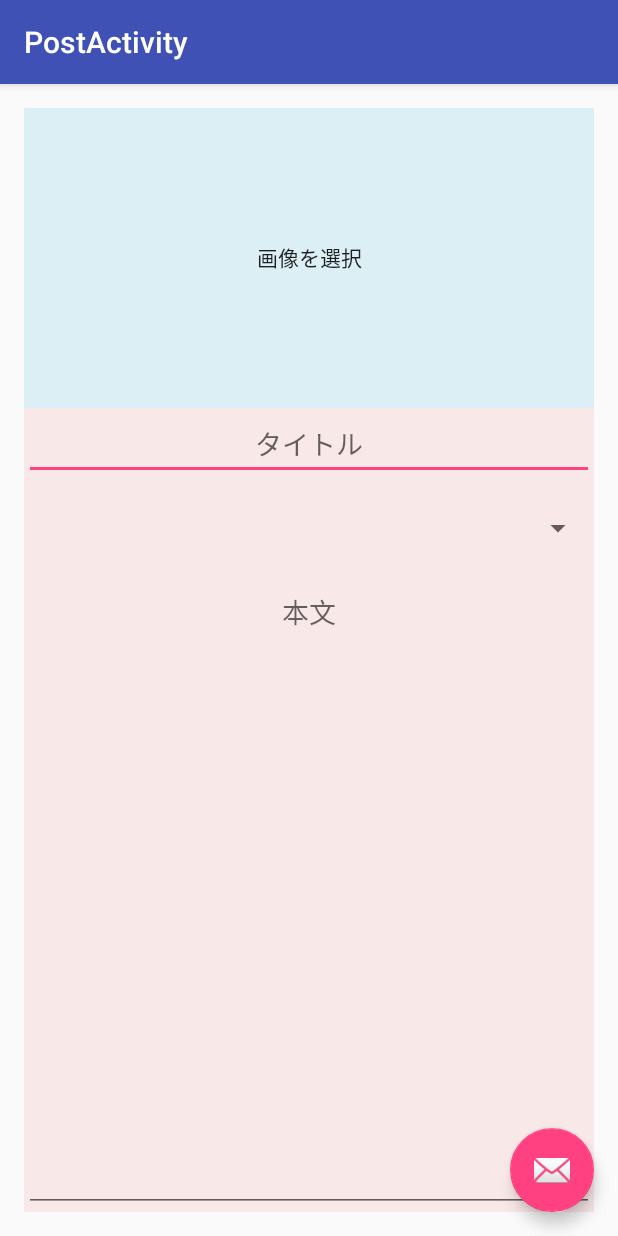
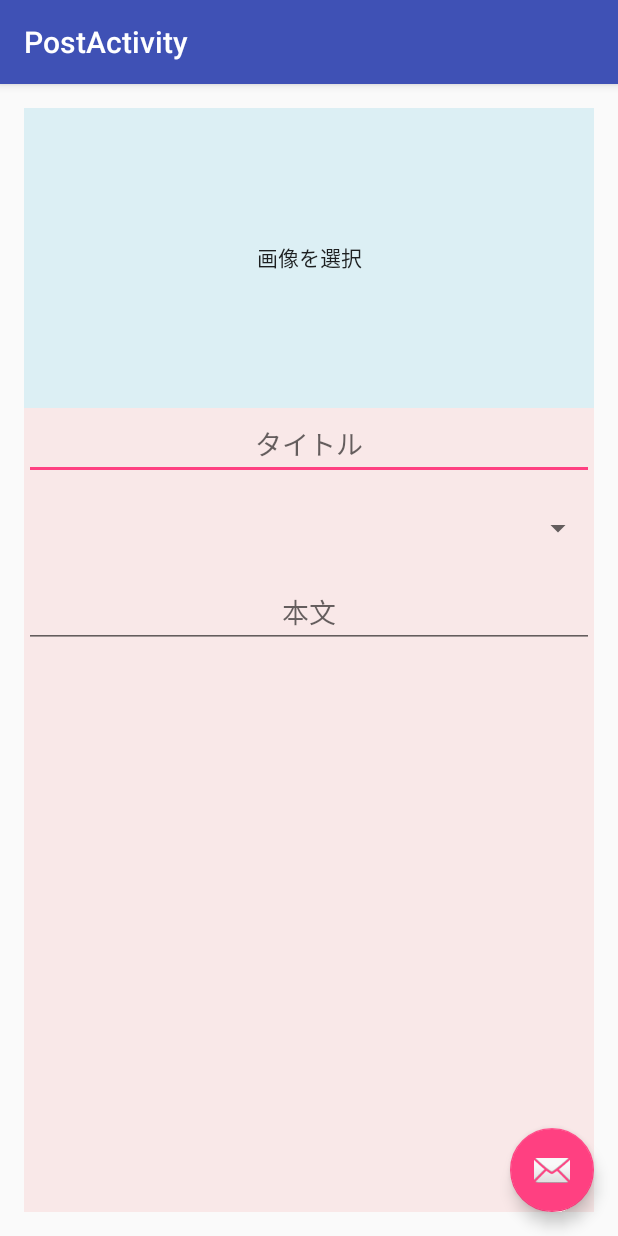
Before and after one commit to acque2two/spajam2016-familycoin-app, an Android app: the PostActivity screen opened directly, with no data from a screen before it, on a phone screen of 412 x 824 dp. Run offline under Robolectric (Android 15) with nearby library versions, the light colour scheme and no system bars.

Commit message:
update mainact

```diff
--- a/app/src/main/AndroidManifest.xml
+++ b/app/src/main/AndroidManifest.xml
@@ -28,6 +28,7 @@
             android:label="@string/title_activity_detail"
             android:theme="@style/AppTheme.NoActionBar" />
         <activity
+            android:windowSoftInputMode="adjustResize"
             android:name=".PostActivity"
             android:label="@string/title_activity_post"
             android:theme="@style/AppTheme.NoActionBar" />
--- a/app/src/main/java/rainbow_rider/kirin/a0606/MainActivity.java
+++ b/app/src/main/java/rainbow_rider/kirin/a0606/MainActivity.java
@@ -43,7 +43,7 @@ public class MainActivity extends AppCompatActivity {
                 startActivity(callIntent);
             }
         });
-/*
+
         assert top_button != null;
         top_button.setOnClickListener(new View.OnClickListener() {
             @Override
@@ -52,7 +52,7 @@ public class MainActivity extends AppCompatActivity {
                 startActivity(callIntent);
             }
         });
-*/
+
         assert detail_button != null;
         detail_button.setOnClickListener(new View.OnClickListener() {
             @Override
--- a/app/src/main/res/layout/content_post.xml
+++ b/app/src/main/res/layout/content_post.xml
@@ -18,6 +18,7 @@
         android:layout_height="match_parent"
         android:background="#41f1b1b1"
         android:layout_alignParentBottom="true"
+        android:fitsSystemWindows="true"
         android:weightSum="1">
 
         <FrameLayout
@@ -68,7 +69,7 @@
 
         <EditText
             android:layout_width="match_parent"
-            android:layout_height="match_parent"
+            android:layout_height="wrap_content"
             android:id="@+id/newRecipe_mainText"
             android:hint="本文"
             android:gravity="center_horizontal" />
```
